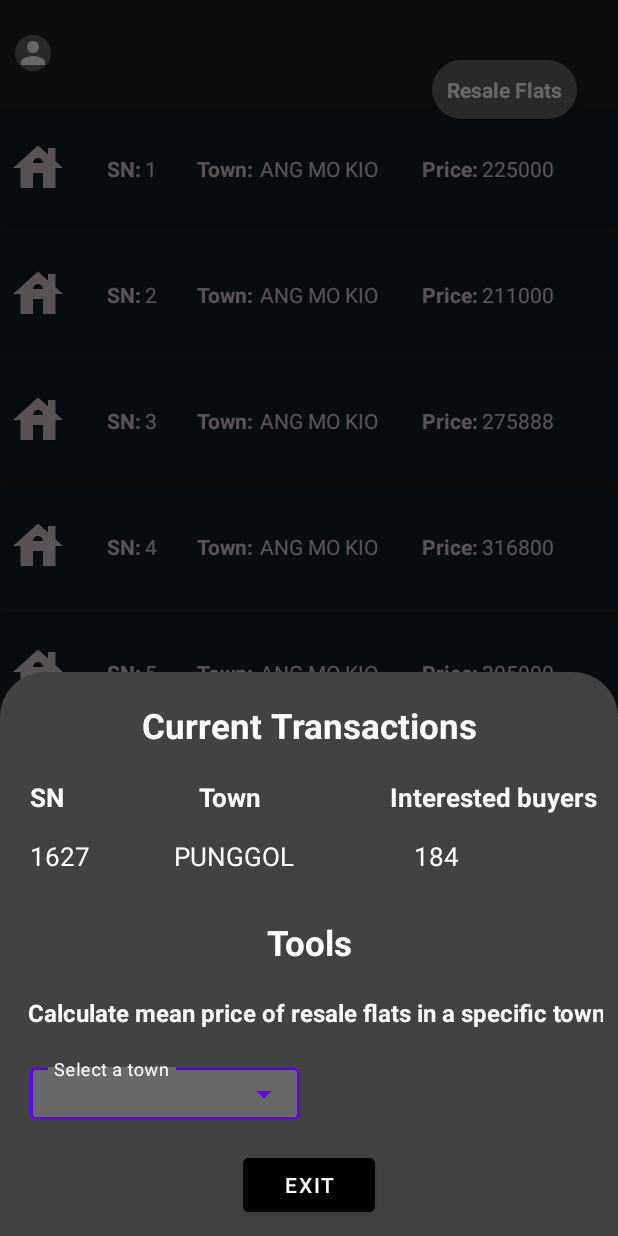
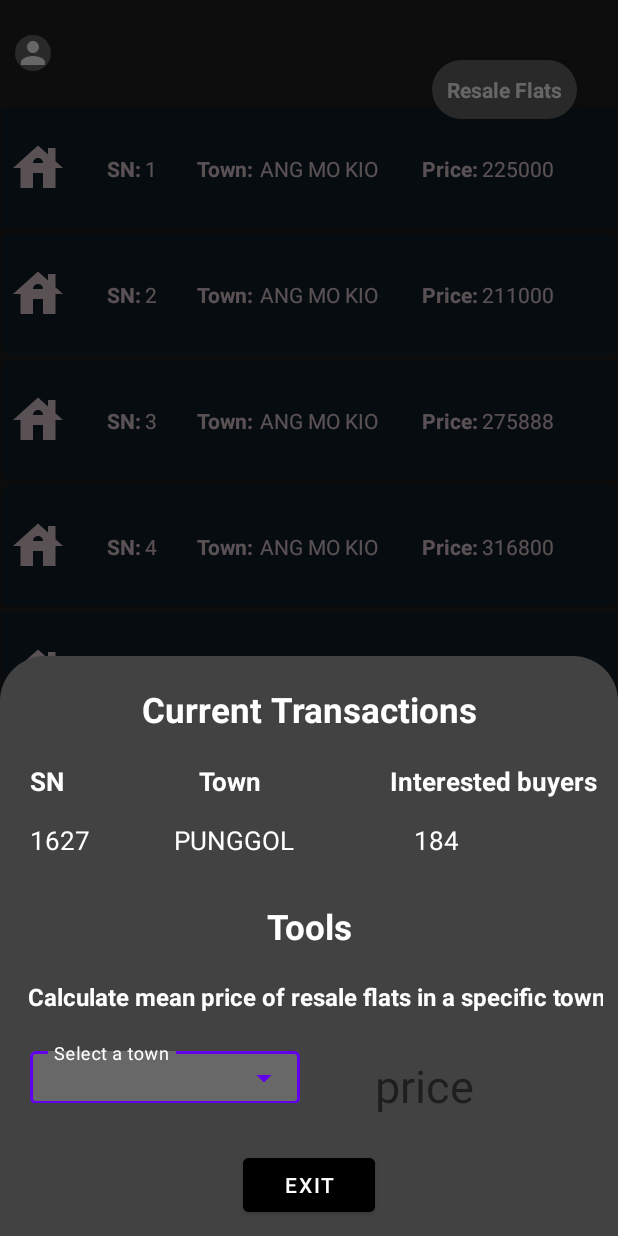
Before and after one commit to treesturn/PropertyResale_Application, an Android app: the user_account screen opened directly, with no data from a screen before it, after a tap on "SERVICES", on a phone screen of 412 x 824 dp. Run offline under Robolectric (Android 15) with nearby library versions, the phone set to English and light mode, and no system bars.

Commit message:
Added slide up menu for query 4 - transact info added drop down to select towns fixed avg price bug

```diff
--- a/app/src/main/java/com/example/propertyresale_app/user_account.java
+++ b/app/src/main/java/com/example/propertyresale_app/user_account.java
@@ -131,11 +131,14 @@ public class user_account extends AppCompatActivity implements RecyclerViewInter
         adapteritems = new ArrayAdapter<String>(this, R.layout.town_list, towns);
         autoCompleteTxt.setAdapter(adapteritems);
 
+        TextView avgprice = dialog.findViewById(R.id.avgprice);
+
         autoCompleteTxt.setOnItemClickListener(new AdapterView.OnItemClickListener() {
             @Override
             public void onItemClick(AdapterView<?> adapterView, View view, int i, long l) {
                 String item = adapterView.getItemAtPosition(i).toString();
-                databaseHelper.getavgprice(item);
+                String price = databaseHelper.getavgprice(item);
+                avgprice.setText("$"+price);
             }
         });
     }
--- a/app/src/main/res/layout/bottomsheetlayout.xml
+++ b/app/src/main/res/layout/bottomsheetlayout.xml
@@ -151,6 +151,16 @@
                 android:inputType="none"/>
         </com.google.android.material.textfield.TextInputLayout>
 
+        <TextView
+            android:id="@+id/avgprice"
+            android:layout_width="wrap_content"
+            android:layout_height="wrap_content"
+            android:layout_marginStart="50dp"
+            android:layout_marginBottom="10dp"
+            android:text="price"
+            android:textSize="30dp"/>
+
+
 
 
 
```
Also changed, not shown: app/src/main/java/com/example/propertyresale_app/DatabaseHelper.java (+2 -5 lines).
